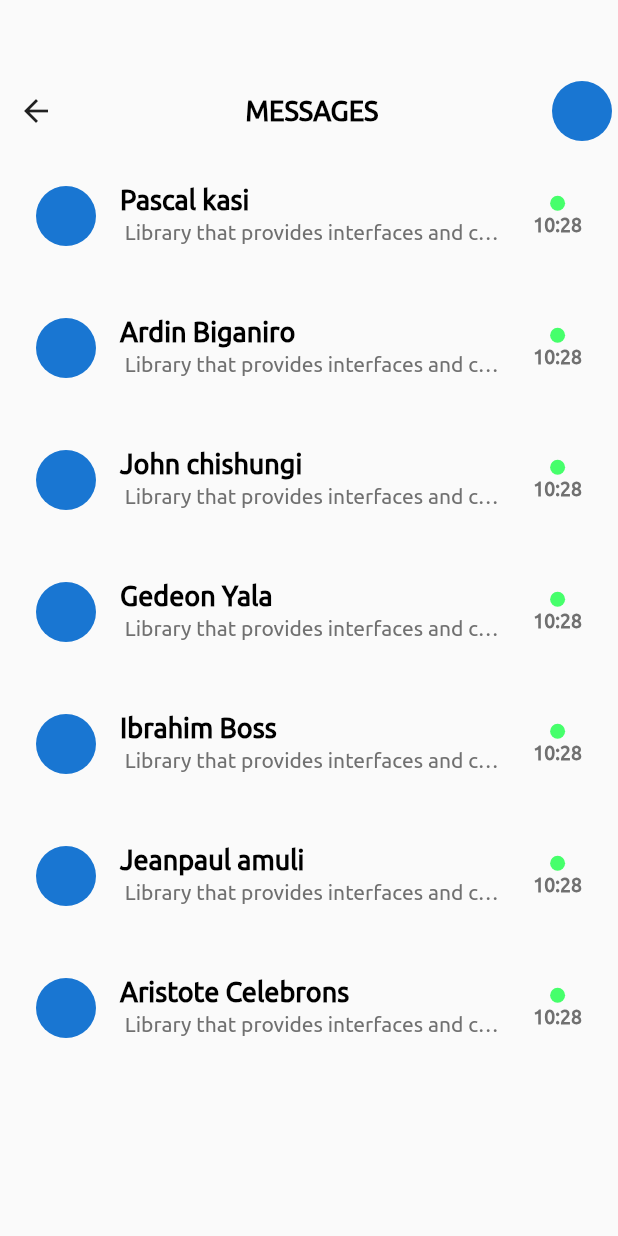
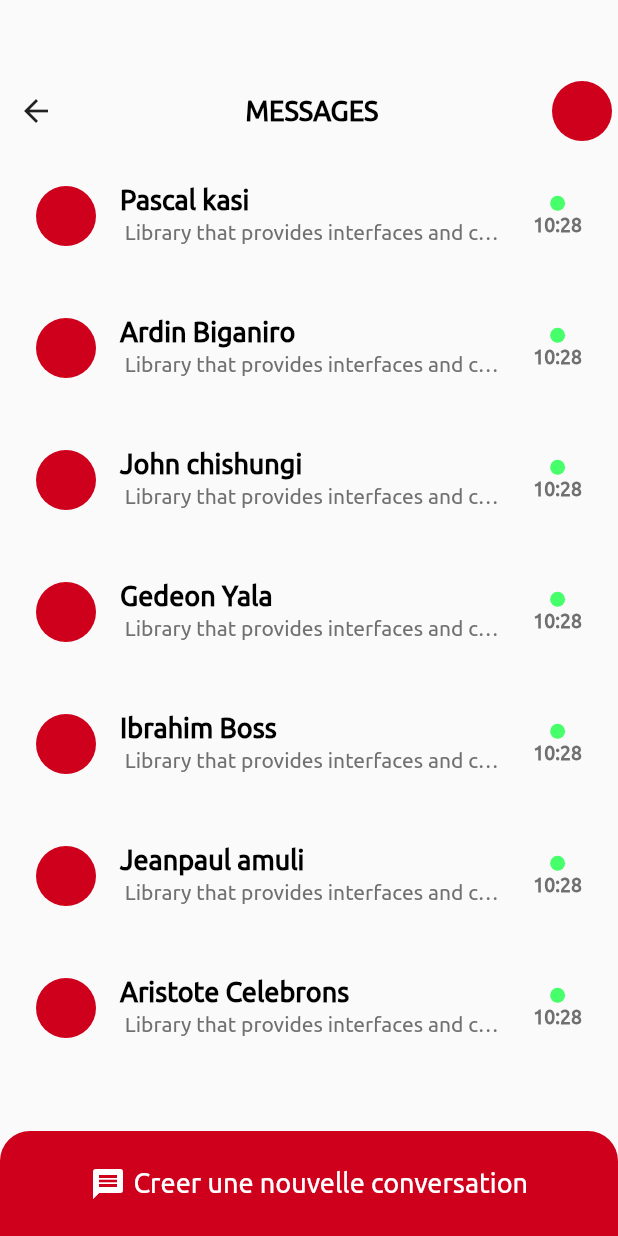
Before and after one commit to chizakasipascal/MobileAppChat, a Flutter app: the screen it shows after launch, on a phone screen of 412 x 824 dp. Run offline on Flutter 3.47's test engine with Material 2 defaults, Android fonts, the phone set to English and light mode, and no system bars; project files that could hold a hidden picture were left out.

Commit message:
buttom message and add red  color

```diff
--- a/lib/src/constants/app_theme.dart
+++ b/lib/src/constants/app_theme.dart
@@ -3,7 +3,7 @@ import 'package:flutter/material.dart';
 import 'font_family.dart';
 
 final ThemeData themeData = ThemeData(
-  backgroundColor: BlackColor,
+  backgroundColor: WhiteColor.withOpacity(.4),
   visualDensity: VisualDensity.adaptivePlatformDensity,
   primaryColor: RedColor,
   accentColor: RedColor,
--- a/lib/src/views/screens/home/home_screen.dart
+++ b/lib/src/views/screens/home/home_screen.dart
@@ -2,9 +2,9 @@ import 'package:MobileAppChat/src/models/message.dart';
 import 'package:MobileAppChat/src/models/message_list.dart';
 import 'package:MobileAppChat/src/utils/colors.dart';
 import 'package:MobileAppChat/src/views/widgets/app_chat_bart.dart';
+import 'package:MobileAppChat/src/views/widgets/background.dart';
 import 'package:MobileAppChat/src/views/widgets/message_widget.dart';
 import 'package:flutter/material.dart';
-import 'package:flutter_svg/flutter_svg.dart';
 
 class HomeScreen extends StatefulWidget {
   @override
@@ -16,6 +16,7 @@ class _HomeScreenState extends State<HomeScreen> {
 
   @override
   Widget build(BuildContext context) {
+    final size = MediaQuery.of(context).size;
     return Scaffold(
       body: Stack(
         children: [
@@ -71,12 +72,96 @@ class _HomeScreenState extends State<HomeScreen> {
                       },
                     )
                   : Center(
-                      child: SvgPicture.asset("assets/images/empty.svg"),
+                      child: Stack(
+                        overflow: Overflow.visible,
+                        children: [
+                          Container(
+                            height: 200,
+                            width: 380,
+                            decoration: BoxDecoration(
+                              color: WhiteColor,
+                              borderRadius: BorderRadius.circular(40),
+                            ),
+                            child: Column(
+                              children: [
+                                SizedBox(
+                                  width: 150,
+                                  height: 150,
+                                  child: Backgroung(),
+                                ),
+                                SizedBox(height: 10),
+                                Text(
+                                  "Votre des réceptions est vidées",
+                                  style: TextStyle(
+                                    color: BlackColor,
+                                    fontSize: 18.0,
+                                    fontWeight: FontWeight.bold,
+                                  ),
+                                ),
+                              ],
+                            ),
+                          ),
+                          Positioned(
+                            top: -30,
+                            left: 20,
+                            child: Container(
+                              height: 100,
+                              width: 100,
+                              decoration: BoxDecoration(
+                                  color: WhiteColor, shape: BoxShape.circle),
+                              child: Container(
+                                height: 100,
+                                width: 100,
+                                margin: EdgeInsets.all(5),
+                                decoration:
+                                    BoxDecoration(shape: BoxShape.circle),
+                                child: Image.asset(
+                                  "assets/icon/logo.png",
+                                  fit: BoxFit.cover,
+                                ),
+                              ),
+                            ),
+                          ),
+                        ],
+                      ),
                     ),
             ),
           )
         ],
       ),
+      bottomNavigationBar: GestureDetector(
+        onTap: () {
+          print("New message");
+        },
+        child: Container(
+          width: size.width,
+          height: 70,
+          decoration: BoxDecoration(
+            color: RedColor,
+            borderRadius: BorderRadius.only(
+              topLeft: Radius.circular(20),
+              topRight: Radius.circular(20),
+            ),
+          ),
+          child: Row(
+            mainAxisAlignment: MainAxisAlignment.center,
+            children: [
+              Icon(
+                Icons.message,
+                color: WhiteColor,
+              ),
+              SizedBox(width: 5),
+              Text(
+                "Creer une nouvelle conversation",
+                style: TextStyle(
+                  color: WhiteColor,
+                  fontSize: 18.0,
+                ),
+              ),
+            ],
+          ),
+        ),
+      ),
     );
   }
 }
--- a/lib/src/views/widgets/app_chat_bart.dart
+++ b/lib/src/views/widgets/app_chat_bart.dart
@@ -25,7 +25,9 @@ class AppChatBar extends StatelessWidget {
           ),
           Padding(
             padding: const EdgeInsets.only(right: 4),
-            child: CircleAvatar(),
+            child: CircleAvatar(
+              backgroundColor: RedColor,
+            ),
           ),
         ],
       ),
--- a/lib/src/views/widgets/message_widget.dart
+++ b/lib/src/views/widgets/message_widget.dart
@@ -18,7 +18,9 @@ class MessagWidget extends StatelessWidget {
       onLongPress: () {
         // do something else
       },
-      leading: CircleAvatar(),
+      leading: CircleAvatar(
+        backgroundColor: RedColor,
+      ),
       title: Text(
         message.name,
         style: TextStyle(
```
Also changed, not shown: lib/src/views/widgets/background.dart (added, +201 -0 lines).
